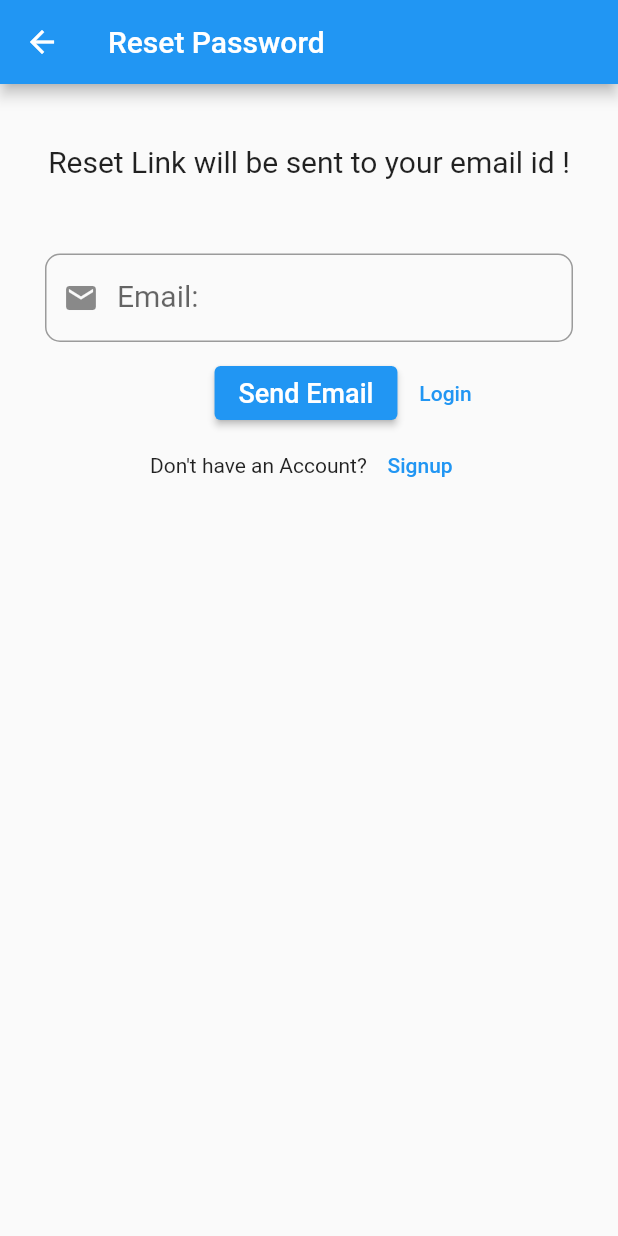
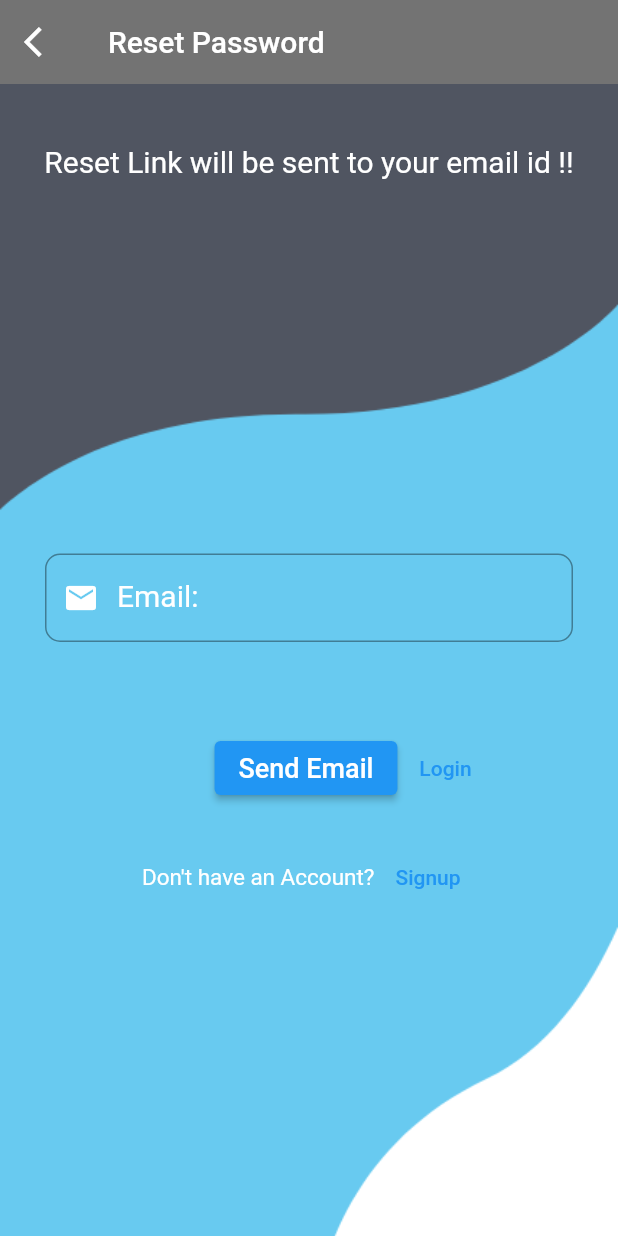
Before and after one commit to mohitKhairnar/One-Track-Final, a Flutter app: the Signup screen opened directly, after a tap on "Sign Up", after a tap on "Login", after a tap on "Forgot Password ?", on a phone screen of 412 x 824 dp. Run offline on Flutter 3.47's test engine with Material 2 defaults, Android fonts, the phone set to English and light mode, and no system bars; our stand-ins replace cloud_firestore, date_picker_timeline, firebase_auth, firebase_core, fluttertoast, google_fonts and 1 more; missing offline and left inert: email_auth, flutter_ringtone_player, icon_decoration; accounts and stored records are empty.

Commit message:
Registration page done

```diff
--- a/lib/Screens/Login.dart
+++ b/lib/Screens/Login.dart
@@ -1,11 +1,8 @@
 import 'package:firebase_auth/firebase_auth.dart';
 import 'package:flutter/material.dart';
 import 'package:lottie/lottie.dart';
-import 'package:mini_project_ui/Screens/HomeScreen.dart';
-import 'package:mini_project_ui/Screens/VerifyEmail.dart';
 import 'package:mini_project_ui/Screens/forgetpassword_screen.dart';
 import 'package:mini_project_ui/Screens/signup_screen.dart';
-// import 'package:flutter_fb_auth_emailpass/pages/user/user_main.dart';
 import 'first_screen.dart';
 
 class Login extends StatefulWidget {
@@ -63,7 +60,6 @@ class _LoginState extends State<Login> {
 
   @override
   void dispose() {
-
     emailController.dispose();
     passwordController.dispose();
     super.dispose();
@@ -96,14 +92,13 @@ class _LoginState extends State<Login> {
           ),
           Form(
             key: _formKey,
-              child:SingleChildScrollView(
+            child: SingleChildScrollView(
               child: Column(
                 children: <Widget>[
                   Lottie.asset('assets/password_unlock.json'),
                   Padding(
                     padding: const EdgeInsets.only(top: 25.0),
-                    child: Center(
-                    ),
+                    child: Center(),
                   ),
                   Padding(
                     padding: EdgeInsets.all(15),
@@ -115,17 +110,23 @@ class _LoginState extends State<Login> {
                             autofocus: false,
                             decoration: InputDecoration(
                               focusedBorder: OutlineInputBorder(
-                            borderSide: BorderSide(color: Colors.orangeAccent, width: 2.0),
+                                borderSide: BorderSide(
+                                    color: Colors.orangeAccent, width: 2.0),
                               ),
-                          prefixIcon: Icon(Icons.mail,color: Colors.orangeAccent,),
+                              prefixIcon: Icon(
+                                Icons.mail,
+                                color: Colors.orangeAccent,
+                              ),
                               labelText: 'Email: ',
-                          labelStyle: TextStyle(fontSize: 20.0,color: Colors.orangeAccent),
-                          contentPadding: EdgeInsets.fromLTRB(20, 15, 20, 15),
+                              labelStyle: TextStyle(
+                                  fontSize: 20.0, color: Colors.orangeAccent),
+                              contentPadding:
+                                  EdgeInsets.fromLTRB(20, 15, 20, 15),
                               border: OutlineInputBorder(
                                 borderRadius: BorderRadius.circular(10),
                               ),
-                          errorStyle:
-                          TextStyle(color: Colors.redAccent, fontSize: 15),
+                              errorStyle: TextStyle(
+                                  color: Colors.redAccent, fontSize: 15),
                             ),
                             controller: emailController,
                             validator: (value) {
@@ -145,17 +146,22 @@ class _LoginState extends State<Login> {
                             obscureText: true,
                             decoration: InputDecoration(
                               focusedBorder: OutlineInputBorder(
-                            borderSide: BorderSide(color: Colors.orangeAccent, width: 2.0),
+                                borderSide: BorderSide(
+                                    color: Colors.orangeAccent, width: 2.0),
                               ),
-                          prefixIcon: Icon(Icons.key,color: Colors.orangeAccent,),
+                              prefixIcon: Icon(
+                                Icons.key,
+                                color: Colors.orangeAccent,
+                              ),
                               labelText: 'Password: ',
-                          labelStyle: TextStyle(fontSize: 20.0,color: Colors.orangeAccent),
-                          contentPadding: EdgeInsets.fromLTRB(20, 15, 20, 15),
+                              labelStyle: TextStyle(
+                                  fontSize: 20.0, color: Colors.orangeAccent),
+                              contentPadding:
+                                  EdgeInsets.fromLTRB(20, 15, 20, 15),
                               border: OutlineInputBorder(
-                              borderRadius: BorderRadius.circular(10)
-                          ),
-                          errorStyle:
-                          TextStyle(color: Colors.redAccent, fontSize: 15),
+                                  borderRadius: BorderRadius.circular(10)),
+                              errorStyle: TextStyle(
+                                  color: Colors.redAccent, fontSize: 15),
                             ),
                             controller: passwordController,
                             validator: (value) {
@@ -166,14 +172,18 @@ class _LoginState extends State<Login> {
                             },
                           ),
                         ),
+                        SizedBox(
+                          height: 10,
+                        ),
                         Container(
                           margin: EdgeInsets.only(left: 60.0),
                           child: Row(
                             mainAxisAlignment: MainAxisAlignment.center,
                             children: [
                               ElevatedButton(
-                            style:ButtonStyle(
-                              backgroundColor: MaterialStateProperty.all(Colors.orangeAccent),
+                                style: ButtonStyle(
+                                  backgroundColor: MaterialStateProperty.all(
+                                      Colors.orangeAccent),
                                 ),
                                 onPressed: () {
                                   // Validate returns true if the form is valid, otherwise false.
@@ -202,39 +212,43 @@ class _LoginState extends State<Login> {
                                 child: Center(
                                   child: Text(
                                     'Forgot Password ?',
-                                style: TextStyle(fontSize: 16.0,color: Colors.orangeAccent),
+                                    style: TextStyle(
+                                        fontSize: 16.0,
+                                        color: Colors.orangeAccent),
                                   ),
                                 ),
                               ),
                             ],
                           ),
                         ),
+                        SizedBox(
+                          height: 10,
+                        ),
                         Container(
                           child: Row(
                             mainAxisAlignment: MainAxisAlignment.center,
                             children: [
-                          Text("Don't have an Account?",style: TextStyle(fontSize: 18),),
+                              Text(
+                                "Don't have an Account?",
+                                style: TextStyle(fontSize: 18),
+                              ),
                               TextButton(
                                 onPressed: () => {
-                              Navigator.push(context, MaterialPageRoute(builder: (context)=>Signup()),
+                                  Navigator.push(
+                                    context,
+                                    MaterialPageRoute(
+                                        builder: (context) => Signup()),
                                     // transitionDuration: Duration(seconds: 0),
                                   ),
                                   // (route) => false)
                                 },
-                            child: Text('Signup',style: TextStyle(fontSize: 21,color: Colors.orangeAccent),),
+                                child: Text(
+                                  'Signup',
+                                  style: TextStyle(
+                                      fontSize: 21, color: Colors.orangeAccent),
                                 ),
-                          // TextButton(
-                          //   onPressed: () => {
-                          //     Navigator.pushAndRemoveUntil(
-                          //         context,
-                          //         PageRouteBuilder(
-                          //           pageBuilder: (context, a, b) => UserMain(),
-                          //           transitionDuration: Duration(seconds: 0),
-                          //         ),
-                          //         (route) => false)
-                          //   },
-                          //   child: Text('Dashboard'),
-                          // ),
+                              ),
+
                             ],
                           ),
                         )
@@ -247,7 +261,6 @@ class _LoginState extends State<Login> {
           ),
         ],
       ),
-      )
-    );
+    ));
   }
 }
--- a/lib/Screens/forgetpassword_screen.dart
+++ b/lib/Screens/forgetpassword_screen.dart
@@ -56,10 +56,23 @@ class _ForgotPasswordState extends State<ForgotPassword> {
   Widget build(BuildContext context) {
     return Scaffold(
       appBar: AppBar(
-        title: Text("Reset Password"),
+        elevation: 0,
+        title: (Text("Reset Password",)),
+        backgroundColor: Colors.black54,
+        leading: InkWell(
+          onTap: (){
+            Navigator.popUntil(context, (route) => route.isFirst);
+          },
+          child: Icon(Icons.arrow_back_ios),
+        ),
       ),
       body:
-      Column(
+      Container(
+        height: MediaQuery.of(context).size.height,
+        decoration: BoxDecoration(
+            image: DecorationImage(image: AssetImage('images/forget.png'), fit:BoxFit.fitWidth),
+        ),
+        child: Column(
           children: [
             // Lottie.asset('assets/forgot_password.json'),
             Container(
@@ -67,8 +80,8 @@ class _ForgotPasswordState extends State<ForgotPassword> {
               child: Padding(
                 padding: EdgeInsets.all(20),
                 child: Text(
-                'Reset Link will be sent to your email id !',
-                style: TextStyle(fontSize: 20.0),
+                  'Reset Link will be sent to your email id !!',
+                  style: TextStyle(fontSize: 20.0,color:Colors.white),
                 ),
               ),
             ),
@@ -79,16 +92,25 @@ class _ForgotPasswordState extends State<ForgotPassword> {
                   padding: EdgeInsets.symmetric(vertical: 20, horizontal: 30),
                   child: ListView(
                     children: [
+                      SizedBox(height: 200,),
                       Container(
                         margin: EdgeInsets.symmetric(vertical: 10.0),
                         child: TextFormField(
                           autofocus: false,
                           decoration: InputDecoration(
-                          prefixIcon: Icon(Icons.mail),
+                            focusedBorder: OutlineInputBorder(
+                              borderSide: BorderSide(color: Colors.white, width: 2.0),
+                            ),
+                            prefixIcon: Icon(Icons.mail,color: Colors.white,),
                             labelText: 'Email: ',
-                          labelStyle: TextStyle(fontSize: 20.0),
+                            labelStyle: TextStyle(fontSize: 20.0,color: Colors.white),
                             border: OutlineInputBorder(
-                              borderRadius: BorderRadius.circular(10)
+                              borderSide:BorderSide(
+                                color: Colors.white,
+                                width: 2,
+                              ),
+                                borderRadius: BorderRadius.circular(10),
+                                // color: Colors.white,
                             ),
                             errorStyle:
                             TextStyle(color: Colors.redAccent, fontSize: 15),
@@ -104,6 +126,7 @@ class _ForgotPasswordState extends State<ForgotPassword> {
                           },
                         ),
                       ),
+                      SizedBox(height: 50,),
                       Container(
                         margin: EdgeInsets.only(left: 60.0),
                         child: Row(
@@ -142,11 +165,13 @@ class _ForgotPasswordState extends State<ForgotPassword> {
                           ],
                         ),
                       ),
+                      SizedBox(height: 25,),
                       Container(
                         child: Row(
                           mainAxisAlignment: MainAxisAlignment.center,
                           children: [
-                          Text("Don't have an Account? "),
+                            Text("Don't have an Account? ",
+                              style: TextStyle(fontSize: 15.0,color:Colors.white),),
                             TextButton(
                                 onPressed: () => {
                                   Navigator.pushAndRemoveUntil(
@@ -170,6 +195,7 @@ class _ForgotPasswordState extends State<ForgotPassword> {
             ),
           ],
         ),
+      ),
     );
   }
 }
--- a/lib/Screens/signup_screen.dart
+++ b/lib/Screens/signup_screen.dart
@@ -35,6 +35,7 @@ class _SignupState extends State<Signup> {
         UserCredential userCredential = await FirebaseAuth.instance
             .createUserWithEmailAndPassword(email: email, password: password);
         print(userCredential);
+        userCredential.user?.sendEmailVerification();
         ScaffoldMessenger.of(context).showSnackBar(
           SnackBar(
             backgroundColor: Colors.green,
@@ -94,7 +95,8 @@ class _SignupState extends State<Signup> {
   Widget build(BuildContext context) {
     return Scaffold(
       appBar: AppBar(
-        title: Text("Register"),
+        elevation: 0,
+        title: (Text("Register      ",)),
         backgroundColor: Colors.orangeAccent,
         leading: InkWell(
           onTap: (){
@@ -103,12 +105,19 @@ class _SignupState extends State<Signup> {
           child: Icon(Icons.arrow_back_ios),
         ),
       ),
-      body: Form(
+      body: Container(
+        height: MediaQuery.of(context).size.height,
+        decoration: BoxDecoration(
+            image: DecorationImage(image: AssetImage('images/register.png'), fit:BoxFit.fitWidth)
+        ),
+        child: Form(
           key: _formKey,
           child: Padding(
             padding: EdgeInsets.symmetric(vertical: 20, horizontal: 30),
             child: ListView(
               children: [
+                SizedBox(height: 250
+                  ,),
                 Container(
                   margin: EdgeInsets.symmetric(vertical: 10.0),
                   child: TextFormField(
@@ -191,6 +200,7 @@ class _SignupState extends State<Signup> {
                     },
                   ),
                 ),
+                SizedBox(height: 15,),
                 Container(
                   child: Row(
                     mainAxisAlignment: MainAxisAlignment.center,
@@ -243,6 +253,7 @@ class _SignupState extends State<Signup> {
             ),
           ),
         ),
+      ),
     );
   }
 }
--- a/pubspec.yaml
+++ b/pubspec.yaml
@@ -43,6 +43,7 @@ dependencies:
   email_auth: ^1.0.0
   cloud_firestore: "^2.4.0"
   icon_decoration: any
+  flutter_launcher_icons: ^0.9.3
 
 #  google_fonts: ^2.3.1
 
@@ -50,6 +51,10 @@ dev_dependencies:
   flutter_test:
     sdk: flutter
 
+flutter_icons:
+  android:  true
+  ios: true
+  image_path: "images/_AppLogo.jpg"
 # For information on the generic Dart part of this file, see the
 # following page: https://dart.dev/tools/pub/pubspec
 
```
Also changed, not shown: lib/Screens/HomeScreen.dart (+22 -9 lines), lib/Screens/first_screen.dart (+62 -0 lines), lib/main.dart (+17 -33 lines), images/BG.png (added), images/Welcome to OneTrack.jpg (added), images/Welcome.png (added), images/_AppLogo.jpg (added), images/forget.png (added), images/register.png (added), pubspec.lock, 24 other files. Lines whose indentation alone changed are shown as unchanged.
